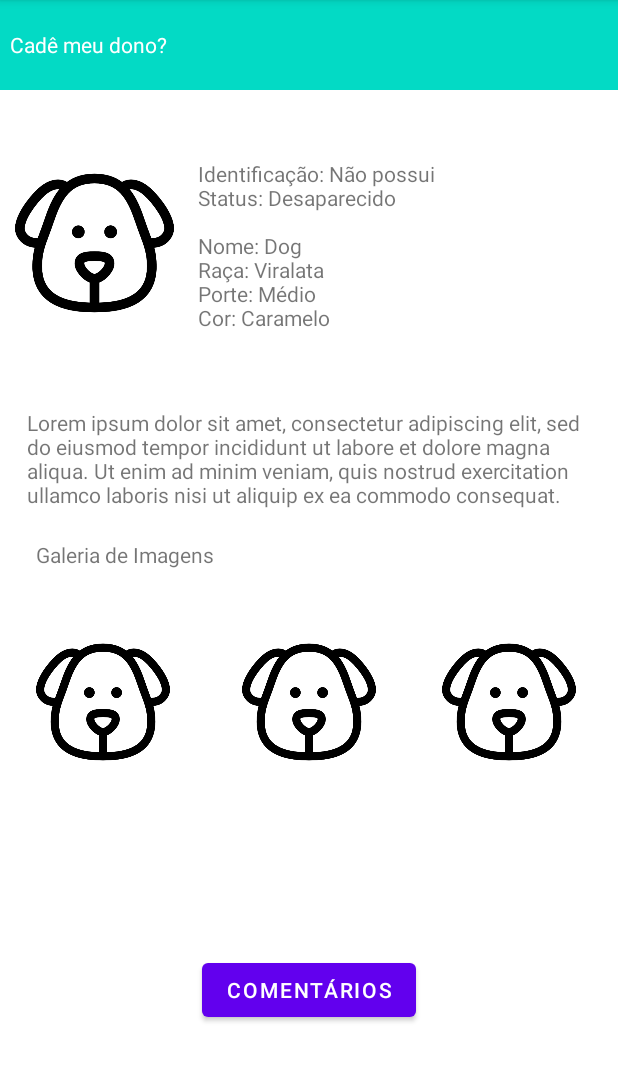
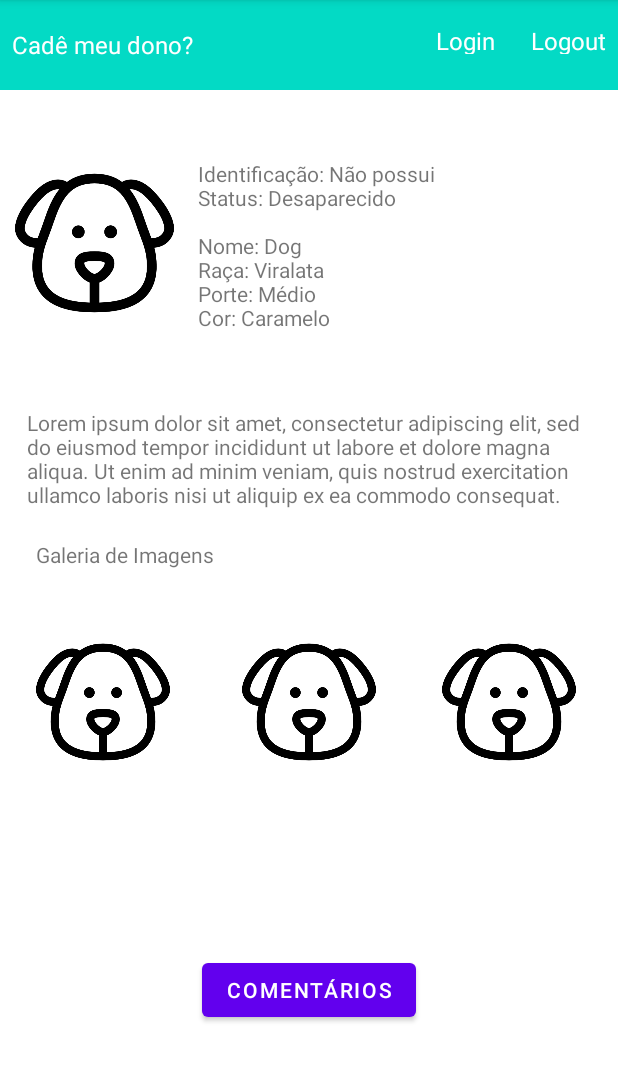
Before and after one commit to rafa-rp/android_MBA, an Android app: the screen it shows after launch (MainActivity), on a phone screen of 412 x 824 dp, the part 84-1166 px from its top. Run offline under Robolectric (Android 15) with nearby library versions, the phone set to English and light mode, and no system bars.

Commit message:
Adcionando esquema de login

```diff
--- a/app/build.gradle
+++ b/app/build.gradle
@@ -51,8 +51,10 @@ dependencies {
     //Firebase SDK
     implementation platform('com.google.firebase:firebase-bom:28.4.2')
     implementation 'com.google.firebase:firebase-database-ktx'
+    implementation 'com.google.firebase:firebase-auth-ktx'
 
     // Firebase UI Library
+    implementation 'com.firebaseui:firebase-ui-auth:7.2.0'
     implementation 'com.firebaseui:firebase-ui-database:8.0.0'
     androidTestImplementation 'androidx.test:rules:1.4.1-alpha03'
 }
--- a/app/src/main/AndroidManifest.xml
+++ b/app/src/main/AndroidManifest.xml
@@ -9,6 +9,9 @@
         android:roundIcon="@mipmap/ic_launcher_round"
         android:supportsRtl="true"
         android:theme="@style/Theme.CommentsApp">
+        <activity
+            android:name=".SignInActivity"
+            android:exported="false" />
         <activity
             android:name=".CommentsActivity"
             android:exported="false" />
--- a/app/src/main/res/layout/activity_main.xml
+++ b/app/src/main/res/layout/activity_main.xml
@@ -49,9 +49,43 @@
         android:gravity="left|center"
         android:text="  Cadê meu dono?"
         android:textColor="@color/white"
+        android:textSize="16sp"
         app:layout_constraintEnd_toEndOf="parent"
         app:layout_constraintStart_toStartOf="parent"
         app:layout_constraintTop_toTopOf="parent" />
+
+    <TextView
+        android:id="@+id/textViewLogin"
+        android:layout_width="60dp"
+        android:layout_height="20dp"
+        android:layout_marginTop="16dp"
+        android:background="#FF03DAC5"
+        android:gravity="right|center"
+        android:onClick="loginUser"
+        android:text="Login  "
+        android:textColor="@color/white"
+        android:textSize="16sp"
+        app:layout_constraintEnd_toEndOf="parent"
+        app:layout_constraintHorizontal_bias="0.789"
+        app:layout_constraintStart_toStartOf="parent"
+        app:layout_constraintTop_toTopOf="parent" />
+
+    <TextView
+        android:id="@+id/textViewLogout"
+        android:layout_width="wrap_content"
+        android:layout_height="20dp"
+        android:background="#FF03DAC5"
+        android:gravity="right|center"
+        android:onClick="logoutUser"
+        android:text="Logout  "
+        android:textColor="@color/white"
+        android:textSize="16sp"
+        app:layout_constraintBottom_toBottomOf="@+id/textView"
+        app:layout_constraintEnd_toEndOf="parent"
+        app:layout_constraintHorizontal_bias="1.0"
+        app:layout_constraintStart_toStartOf="parent"
+        app:layout_constraintTop_toTopOf="parent"
+        app:layout_constraintVertical_bias="0.4" />
 
     <TextView
         android:id="@+id/textView2"
```
Also changed, not shown: app/src/main/java/com/example/commentsapp/CommentsActivity.kt (+37 -2 lines), app/src/main/java/com/example/commentsapp/MainActivity.kt (+12 -0 lines), app/src/main/java/com/example/commentsapp/SignInActivity.kt (added, +75 -0 lines), app/src/main/res/layout/activity_sign_in.xml (added, +8 -0 lines).
